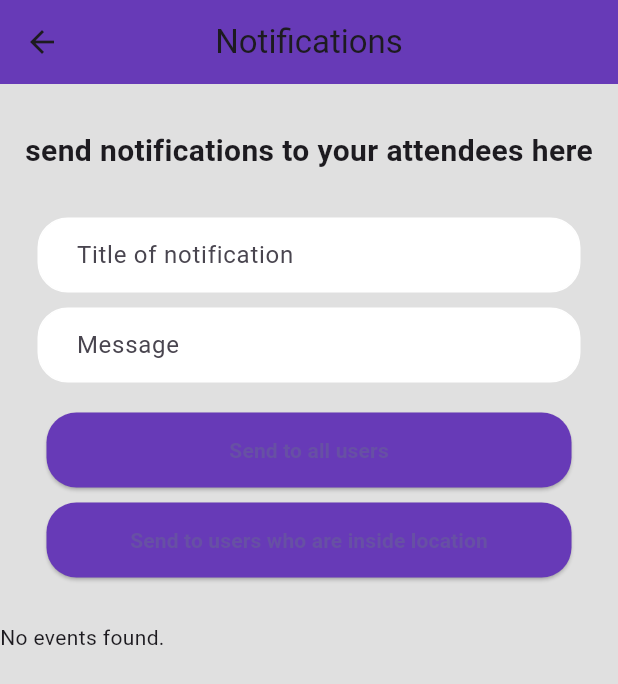
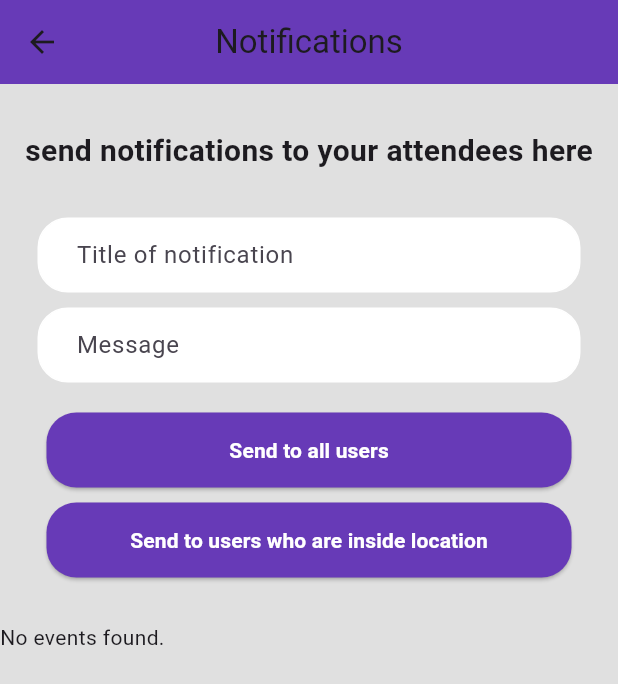
Before and after one commit to afra1301/clg_proj, a Flutter app: the Notifications screen opened directly with empty values, on a phone screen of 412 x 824 dp. Shown: the top 684 px of the screen. Run offline on Flutter 3.47's test engine with Material 3 defaults, Android fonts, the phone set to English and light mode, and no system bars; our stand-ins replace cloud_firestore, data_table_2, firebase_auth, firebase_core, geocoding, geolocator and 6 more; accounts and stored records are empty.

Commit message:
colours changed

```diff
--- a/lib/admin/ask_feedback.dart
+++ b/lib/admin/ask_feedback.dart
@@ -93,6 +93,7 @@ class _AskFeedbackState extends State<AskFeedback> {
                       child: const Text(
                         "Get Feedbacks",
                         style: TextStyle(
+                          color: Colors.white,
                           fontWeight: FontWeight.bold,
                         ),
                       ),
--- a/lib/admin/notification.dart
+++ b/lib/admin/notification.dart
@@ -272,6 +272,7 @@ class _NotificationsState extends State<Notifications> {
                     child: const Text(
                       "Send to all users",
                       style: TextStyle(
+                        color: Colors.white,
                         fontWeight: FontWeight.bold,
                       ),
                     )),
@@ -309,6 +310,7 @@ class _NotificationsState extends State<Notifications> {
                     child: const Text(
                       "Send to users who are inside location",
                       style: TextStyle(
+                        color: Colors.white,
                         fontWeight: FontWeight.bold,
                       ),
                     )),
--- a/lib/attendee/deregister.dart
+++ b/lib/attendee/deregister.dart
@@ -322,6 +322,7 @@ class _DeregisterState extends State<Deregister> {
                         child: const Text(
                           "SUBMIT",
                           style: TextStyle(
+                            color: Colors.white,
                             fontWeight: FontWeight.bold,
                           ),
                         )),
--- a/lib/attendee/my_events.dart
+++ b/lib/attendee/my_events.dart
@@ -210,6 +210,7 @@ class _MyEventsState extends State<MyEvents> {
                                     child: const Text(
                                       "SELECT",
                                       style: TextStyle(
+                                        color: Colors.white,
                                         fontWeight: FontWeight.bold,
                                       ),
                                     ),
```
